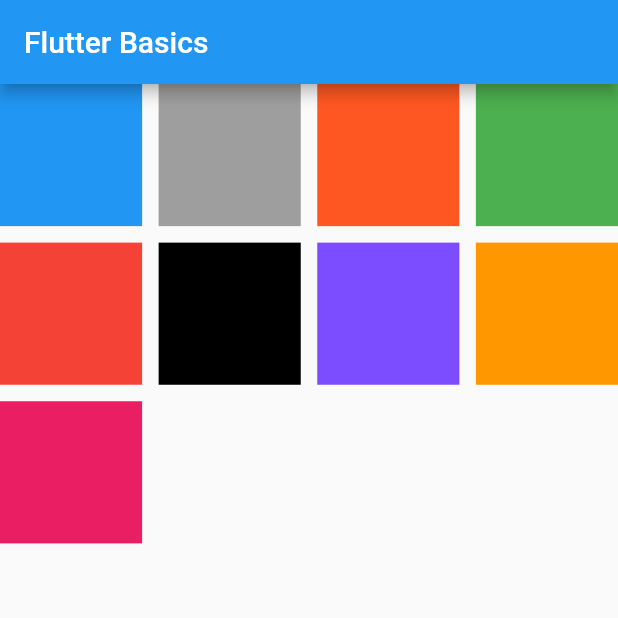
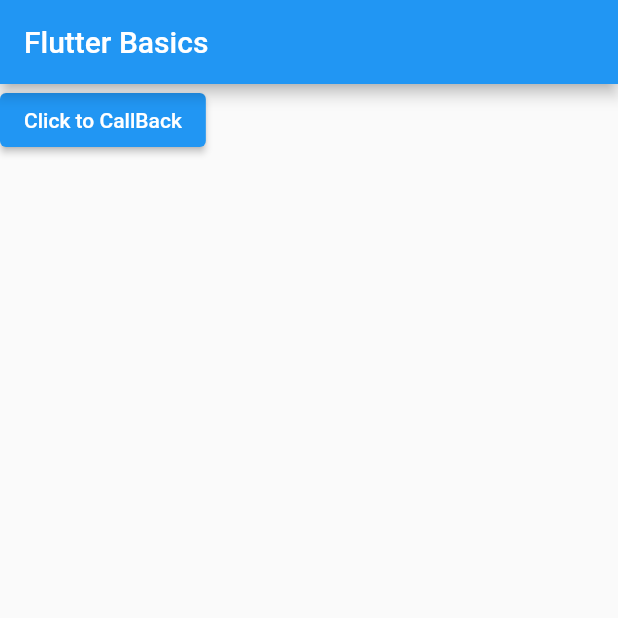
Before and after one commit to KiranKhadd29/practiceFlutter, a Flutter app: the screen it shows after launch, on a phone screen of 412 x 824 dp, the top half of it. Run offline on Flutter 3.47's test engine with Material 2 defaults, Android fonts, the phone set to English and light mode, and no system bars.

Commit message:
Call Back Function

```diff
--- a/Kiran Workspace/flutter_basics/lib/main.dart
+++ b/Kiran Workspace/flutter_basics/lib/main.dart
@@ -40,7 +40,9 @@
   var emailText = TextEditingController();
   var mobNumber = TextEditingController();
   var passwordText = TextEditingController();
-
+  callback(){
+    print("You're on Call Back Function");
+  }
   var selectedDate;
   @override
   Widget build(BuildContext context) {
@@ -55,8 +57,15 @@
           title: Text('Flutter Basics'),
         ),
         body:
+      ////////// CallBack Function ////////////////////
+
+      ElevatedButton(
+        onPressed: callback,
+        child: Text("Click to CallBack"),
+      )
 
       ////////// Grid View Builder ////////////////////
+        /*
       GridView.builder(
         itemBuilder: (context,index){
         return Container(color :arrColors[index] );
@@ -67,8 +76,8 @@
             crossAxisSpacing: 11,
             mainAxisSpacing: 11
       ),
-
         ),
+      */
 
 
 
```
